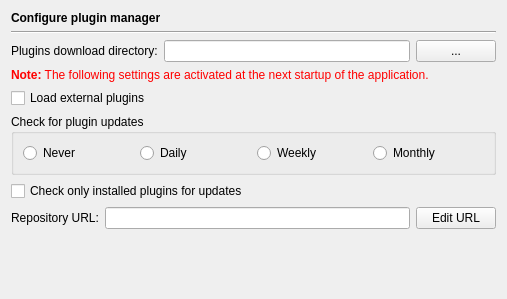
Qt form Preferences/ConfigurationPages/PluginManagerPage.ui (testmana2/test) before a commit.
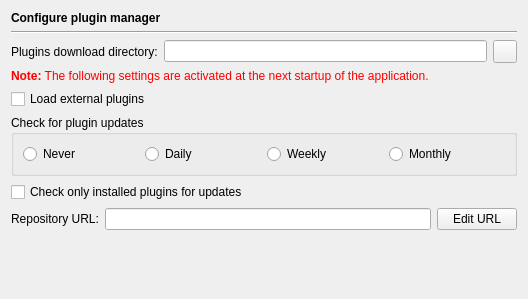
The same form after that commit.

Commit message: Changed all the file or directory selection buttons to QToolButton and gave them an icon.

The edit to the form file:
```diff
--- a/Preferences/ConfigurationPages/PluginManagerPage.ui
+++ b/Preferences/ConfigurationPages/PluginManagerPage.ui
@@ -6,7 +6,7 @@
    <rect>
     <x>0</x>
     <y>0</y>
-    <width>507</width>
+    <width>528</width>
     <height>299</height>
    </rect>
   </property>
@@ -48,13 +48,10 @@
       </widget>
      </item>
      <item>
-      <widget class="QPushButton" name="downloadDirButton">
+      <widget class="QToolButton" name="downloadDirButton">
        <property name="toolTip">
         <string>Select the plugins download directory via a directory selection dialog</string>
        </property>
-       <property name="text">
-        <string>...</string>
-       </property>
       </widget>
      </item>
     </layout>
```
The commit also changes 127 other files.
